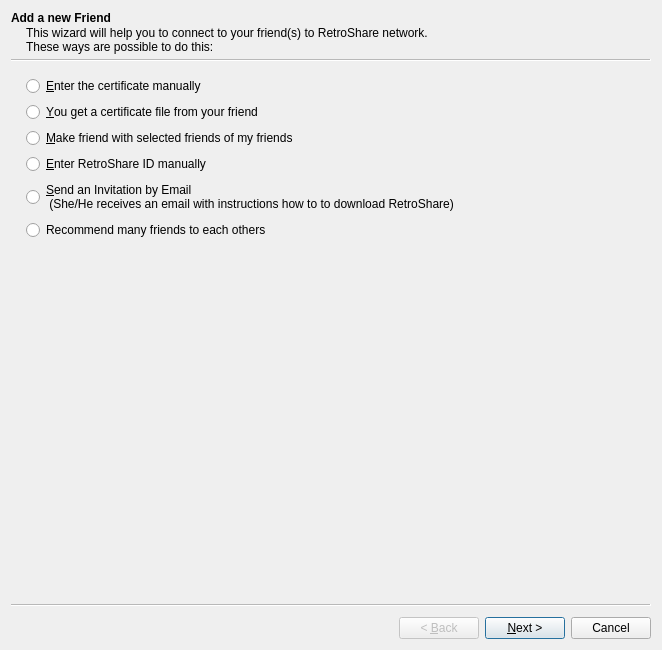
First picture: the form in retroshare-gui/src/gui/connect/ConnectFriendWizard.ui, repository RetroShare/RetroShare, before the edit.
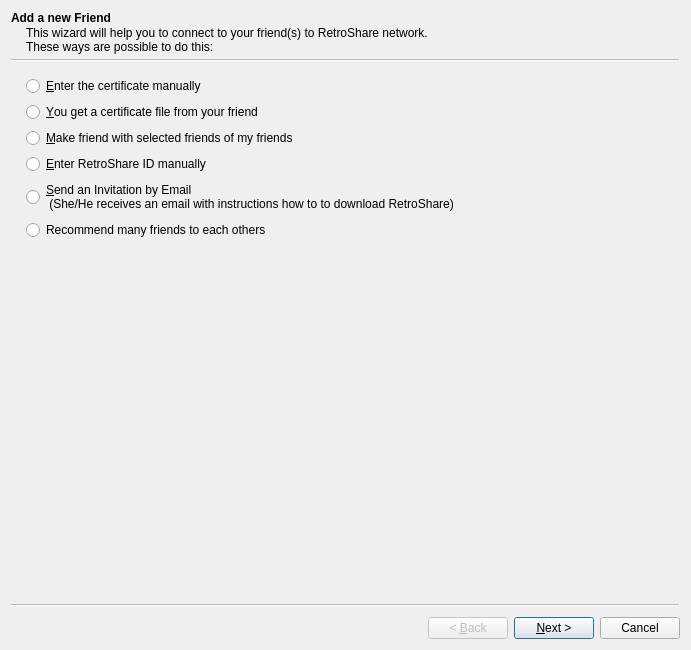
Second picture: the form after the edit. Icons and pictures are not drawn. Custom widgets are drawn as their Qt base class.

```diff
--- a/retroshare-gui/src/gui/connect/ConnectFriendWizard.ui
+++ b/retroshare-gui/src/gui/connect/ConnectFriendWizard.ui
@@ -6,7 +6,7 @@
    <rect>
     <x>0</x>
     <y>0</y>
-    <width>662</width>
+    <width>691</width>
     <height>650</height>
    </rect>
   </property>
```
Left out of the diff: 75 changed lines with no effect on the pictures. Lines whose indentation alone changed are shown as unchanged.
